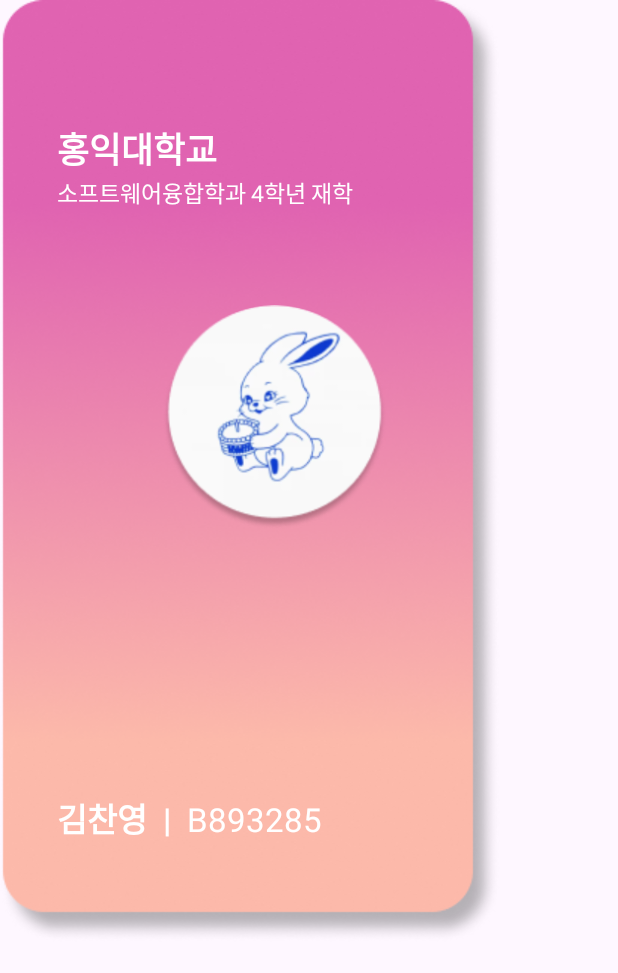
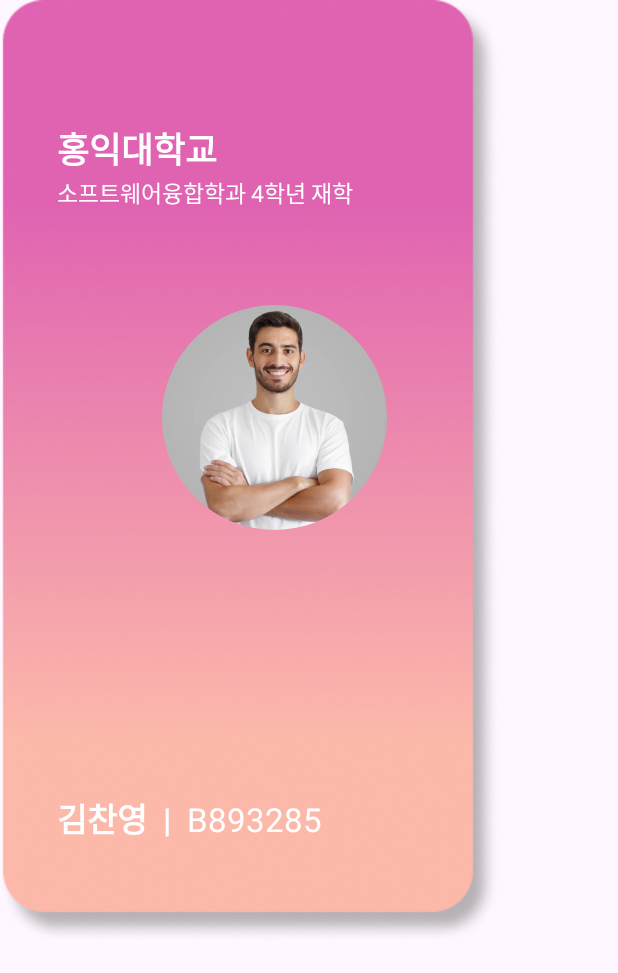
Before and after one commit to YouDaYeon/CapstoneDesign, an Android app: the layout activity_channel_host_card_view.xml on its own in the app's theme, with its tools: preview values and no code run, on a phone screen of 412 x 824 dp. Shown: the top 973 px of the screen. Run offline under Robolectric (Android 15) with nearby library versions, the phone set to English and light mode, and no system bars.

Commit message:
채널장명함

```diff
--- a/app/src/main/res/layout/activity_channel_host_card_view.xml
+++ b/app/src/main/res/layout/activity_channel_host_card_view.xml
@@ -82,7 +82,7 @@
             android:layout_height="150dp"
             android:layout_marginLeft="70dp"
             android:layout_marginTop="63.59dp"
-            android:src="@drawable/newjeansrabbit"
+            android:src="@drawable/man"
             android:id="@+id/profileimageCard"
             android:elevation="20dp"/>
         <LinearLayout
```
Also changed, not shown: app/src/main/res/drawable/man.jpg (added).
